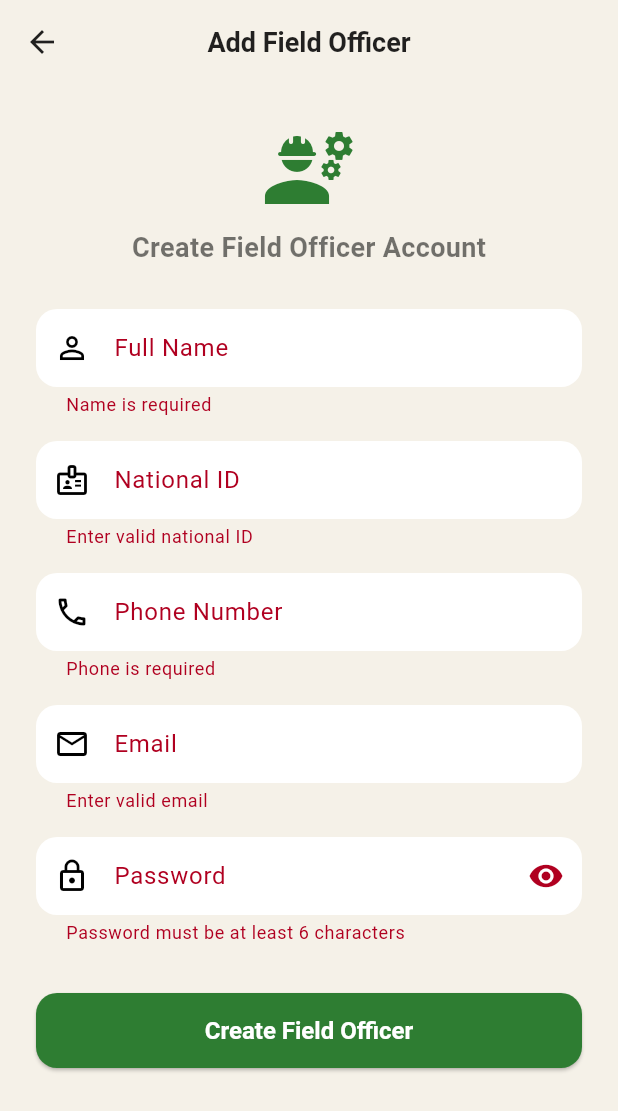
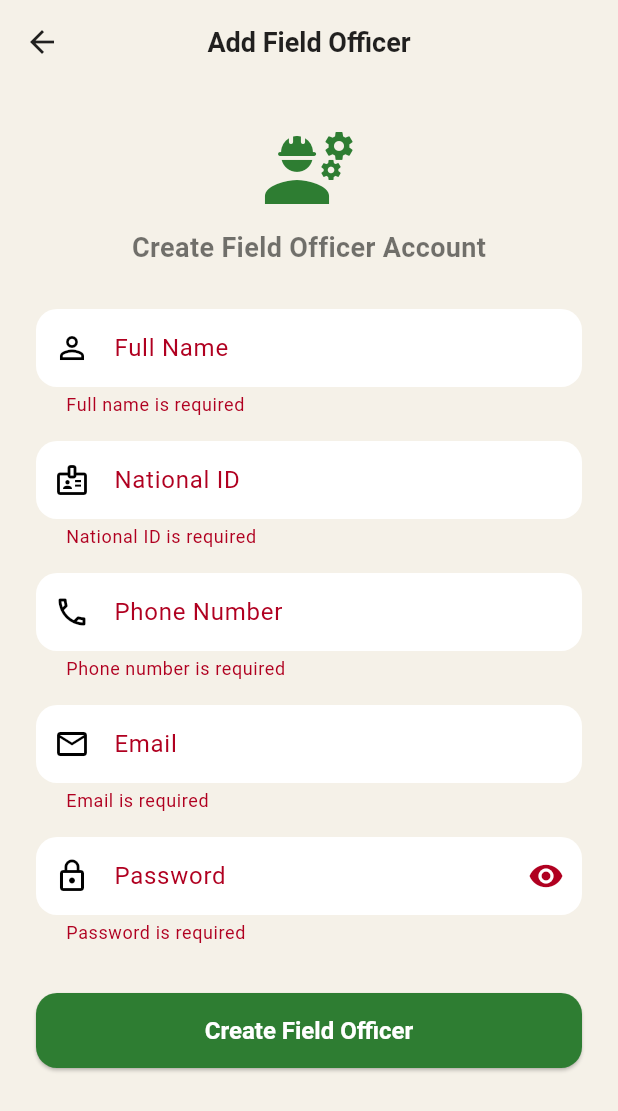
Before and after one commit to Buweid/Municipal, a Flutter app: the AddFOScreen screen opened directly, after a tap on "Create Field Officer", on a phone screen of 412 x 824 dp. Shown: the top 1111 px of the screen. Run offline on Flutter 3.47's test engine with Material 3 defaults, Android fonts, the phone set to English and light mode, and no system bars; our stand-ins replace cloud_firestore, firebase_auth, firebase_core; accounts and stored records are empty; Roboto replaces fonts that are missing (Cairo).

Commit message:
some changes to the validations

```diff
--- a/lib/screens/add_fo_screen.dart
+++ b/lib/screens/add_fo_screen.dart
@@ -36,17 +36,14 @@
     if (!_formKey.currentState!.validate()) return;
     setState(() => _isLoading = true);
 
-    // Secondary app so admin stays logged in
     FirebaseApp? secondaryApp;
 
     try {
-      // 1. Create a secondary Firebase app instance
       secondaryApp = await Firebase.initializeApp(
         name: 'secondaryApp',
         options: Firebase.app().options,
       );
 
-      // 2. Create the FO account using secondary app
       final secondaryAuth = FirebaseAuth.instanceFor(app: secondaryApp);
 
       final userCredential = await secondaryAuth
@@ -57,7 +54,6 @@
 
       final newUid = userCredential.user!.uid;
 
-      // 3. Save to Firestore with role: fo
       await FirebaseFirestore.instance
           .collection('users')
           .doc(newUid)
@@ -80,7 +76,6 @@
         ),
       );
 
-      // Clear form
       _nameController.clear();
       _nationalIdController.clear();
       _phoneController.clear();
@@ -100,7 +95,6 @@
       if (e.code == 'email-already-in-use') message = "Email already exists";
       else if (e.code == 'weak-password') message = "Password is too weak";
       else if (e.code == 'invalid-email') message = "Invalid email format";
-
       if (!mounted) return;
       ScaffoldMessenger.of(context).showSnackBar(
         SnackBar(content: Text(message), backgroundColor: Colors.red),
@@ -111,7 +105,6 @@
         SnackBar(content: Text("Error: $e"), backgroundColor: Colors.red),
       );
     } finally {
-      // 4. Always delete secondary app to clean up
       await secondaryApp?.delete();
       if (mounted) setState(() => _isLoading = false);
     }
@@ -137,71 +130,103 @@
               ),
               const SizedBox(height: 28),
 
+              // Full Name
               TextFormField(
                 controller: _nameController,
                 decoration: const InputDecoration(
                   labelText: 'Full Name',
                   prefixIcon: Icon(Icons.person_outline),
+                  hintText: 'e.g. Ahmed Ali Al-Rashdi',
                 ),
-                validator: (v) =>
-                v == null || v.trim().isEmpty ? 'Name is required' : null,
+                validator: (v) {
+                  if (v == null || v.trim().isEmpty) return 'Full name is required';
+                  if (!RegExp(r"^[a-zA-Z\u0600-\u06FF\s\-']+$").hasMatch(v.trim())) {
+                    return 'Name must contain letters only';
+                  }
+                  final wordCount = v.trim().split(RegExp(r'\s+')).length;
+                  if (wordCount < 2) return 'Enter at least 2 names';
+                  if (wordCount > 5) return 'Name cannot exceed 5 words';
+                  return null;
+                },
               ),
               const SizedBox(height: 16),
 
+              // National ID
               TextFormField(
                 controller: _nationalIdController,
                 keyboardType: TextInputType.number,
                 decoration: const InputDecoration(
                   labelText: 'National ID',
                   prefixIcon: Icon(Icons.badge_outlined),
+                  hintText: '8 - 12 digits',
                 ),
-                validator: (v) => v == null || v.trim().length < 8
-                    ? 'Enter valid national ID'
-                    : null,
+                validator: (v) {
+                  if (v == null || v.trim().isEmpty) return 'National ID is required';
+                  if (!RegExp(r'^\d{8,12}$').hasMatch(v.trim())) {
+                    return 'National ID must be 8 to 12 digits';
+                  }
+                  return null;
+                },
               ),
               const SizedBox(height: 16),
 
+              // Phone
               TextFormField(
                 controller: _phoneController,
                 keyboardType: TextInputType.phone,
                 decoration: const InputDecoration(
                   labelText: 'Phone Number',
                   prefixIcon: Icon(Icons.phone_outlined),
+                  hintText: '+968  7XXXXXXX or 9XXXXXXX',
                 ),
-                validator: (v) =>
-                v == null || v.trim().isEmpty ? 'Phone is required' : null,
+                validator: (v) {
+                  if (v == null || v.trim().isEmpty) return 'Phone number is required';
+                  if (!RegExp(r'^[79]\d{7}$').hasMatch(v.trim())) {
+                    return 'Must start with 7 or 9 and be 8 digits';
+                  }
+                  return null;
+                },
               ),
               const SizedBox(height: 16),
 
+              // Email
               TextFormField(
                 controller: _emailController,
                 keyboardType: TextInputType.emailAddress,
                 decoration: const InputDecoration(
                   labelText: 'Email',
                   prefixIcon: Icon(Icons.email_outlined),
+                  hintText: 'example@gmail.com',
                 ),
-                validator: (v) =>
-                v == null || !v.contains('@') ? 'Enter valid email' : null,
+                validator: (v) {
+                  if (v == null || v.trim().isEmpty) return 'Email is required';
+                  if (!RegExp(r'^[\w\.\+\-]+@[\w\-]+\.[a-zA-Z]{2,}$').hasMatch(v.trim())) {
+                    return 'Enter a valid email address';
+                  }
+                  return null;
+                },
               ),
               const SizedBox(height: 16),
 
+              // Password
               TextFormField(
                 controller: _passwordController,
                 obscureText: _obscurePassword,
                 decoration: InputDecoration(
                   labelText: 'Password',
                   prefixIcon: const Icon(Icons.lock_outline),
+                  hintText: '6 - 15 characters',
                   suffixIcon: IconButton(
-                    icon: Icon(_obscurePassword
-                        ? Icons.visibility
-                        : Icons.visibility_off),
-                    onPressed: () =>
-                        setState(() => _obscurePassword = !_obscurePassword),
+                    icon: Icon(_obscurePassword ? Icons.visibility : Icons.visibility_off),
+                    onPressed: () => setState(() => _obscurePassword = !_obscurePassword),
                   ),
                 ),
-                validator: (v) => v == null || v.length < 6
-                    ? 'Password must be at least 6 characters'
-                    : null,
+                validator: (v) {
+                  if (v == null || v.isEmpty) return 'Password is required';
+                  if (v.length < 6) return 'Password must be at least 6 characters';
+                  if (v.length > 15) return 'Password cannot exceed 15 characters';
+                  return null;
+                },
               ),
               const SizedBox(height: 32),
 
@@ -219,10 +244,7 @@
                       strokeWidth: 2.5,
                     ),
                   )
-                      : const Text(
-                    "Create Field Officer",
-                    style: TextStyle(fontSize: 16),
-                  ),
+                      : const Text("Create Field Officer", style: TextStyle(fontSize: 16)),
                 ),
               ),
             ],
```
